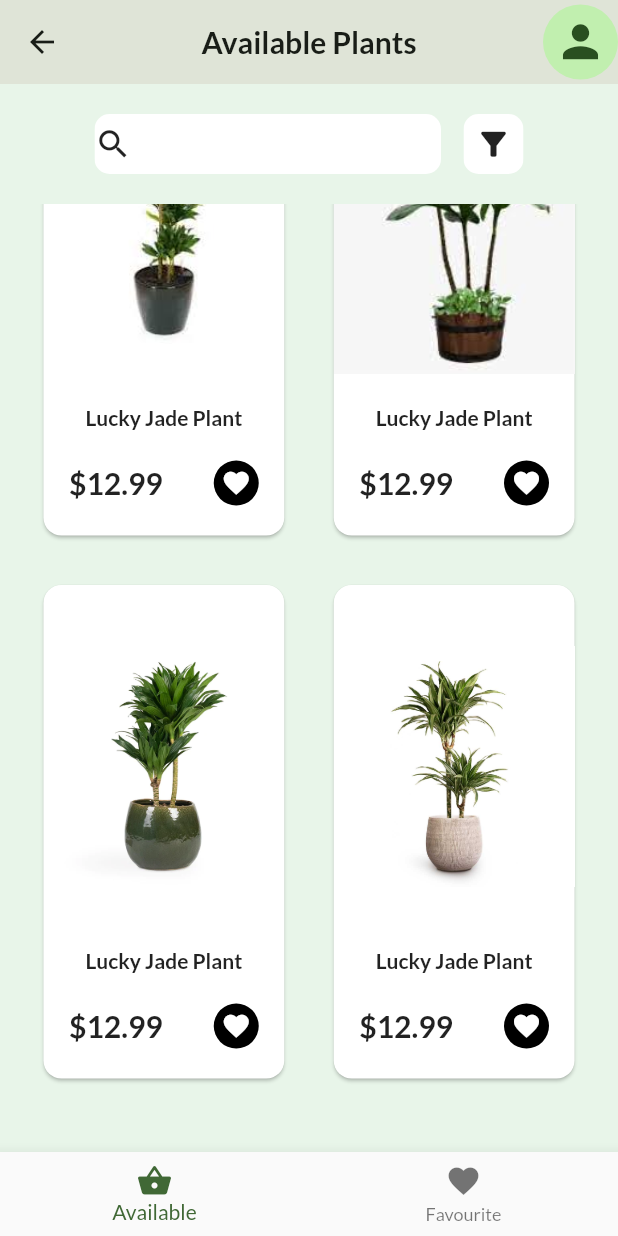
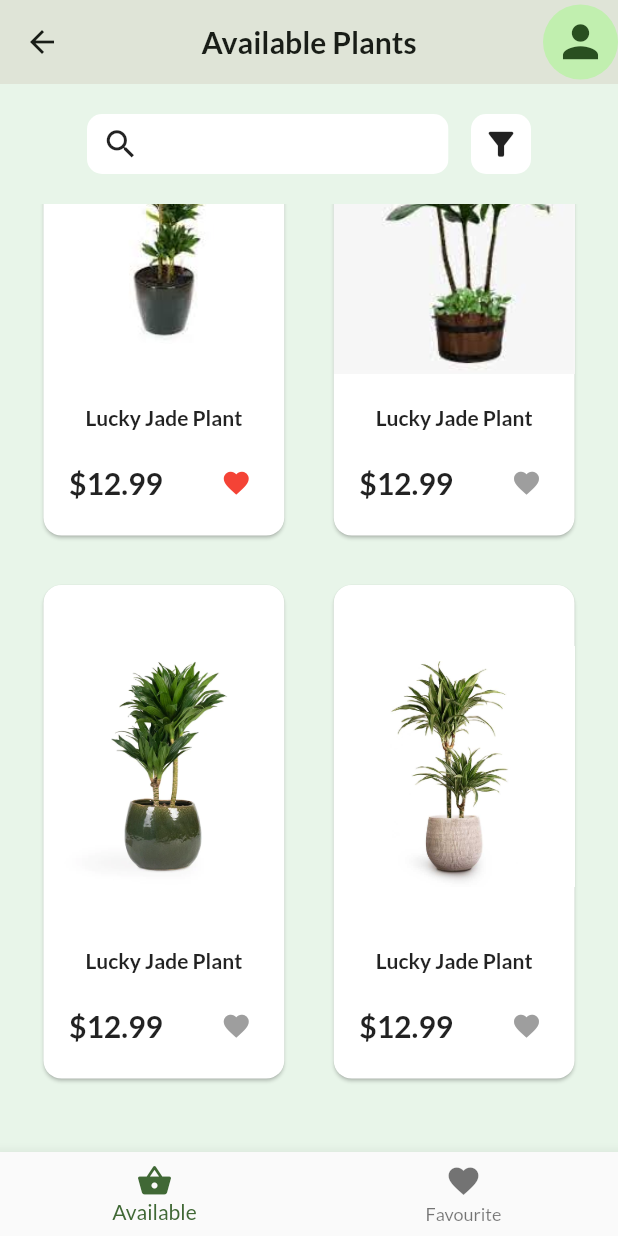
Before and after one commit to shahroz-dev/ui_challenge, a Flutter app: the PlantsScreen screen opened directly, scrolled down 499 dp, after a tap on the "favorite" icon, on a phone screen of 412 x 824 dp. Run offline on Flutter 3.47's test engine with Material 2 defaults, Android fonts, the phone set to English and light mode, and no system bars; our stand-ins replace carousel_slider, flutter_riverpod, google_fonts, smooth_page_indicator.

Commit message:
updated ui

```diff
--- a/lib/data/plants_data.dart
+++ b/lib/data/plants_data.dart
@@ -1,6 +1,6 @@
 import 'package:ui_challenge_heyflutter/model/plant.dart';
 
-const availablePlant = [
+final availablePlant = [
   Plant(
     name: "Lucky Jade Plant",
     height: "30 - 40 cm",
--- a/lib/model/plant.dart
+++ b/lib/model/plant.dart
@@ -1,3 +1,7 @@
+import 'package:uuid/uuid.dart';
+
+const uuid = Uuid();
+
 class Plant {
   final String name;
   final String height;
@@ -5,12 +9,14 @@ class Plant {
   final double price;
   final String pot;
   final String image;
-  const Plant({
+  final String id;
+  Plant({
     required this.name,
     required this.height,
     required this.temperature,
     required this.price,
     required this.pot,
     required this.image,
-  });
+    id,
+  }) : id = uuid.v4();
 }
--- a/lib/providers/favourite_plants_provider.dart
+++ b/lib/providers/favourite_plants_provider.dart
@@ -4,8 +4,14 @@ import 'package:ui_challenge_heyflutter/model/plant.dart';
 class FavouritePlantsNotifier extends StateNotifier<List<Plant>> {
   FavouritePlantsNotifier() : super(const []);
 
-  void addPlant(Plant plant) {
-    state = [plant, ...state];
+  set plantFavouriteStatus(Plant plant) {
+    final isPlantFavourite = state.contains(plant);
+
+    if (isPlantFavourite) {
+      state = [...state.where((element) => element.id != plant.id).toList()];
+    } else {
+      state = [plant, ...state];
+    }
   }
 
   List<Plant> get data {
--- a/lib/widgets/available_plants.dart
+++ b/lib/widgets/available_plants.dart
@@ -10,6 +10,7 @@ class AvailablePlant extends ConsumerWidget {
   @override
   Widget build(BuildContext context, WidgetRef ref) {
     final availablePlants = ref.read(availablePlantsProvider);
+    final favouritePlantStatus = ref.watch(favouritePlantProvider);
     return Column(
       children: [
         const SizedBox(
@@ -31,6 +32,9 @@ class AvailablePlant extends ConsumerWidget {
                 color: Theme.of(context).colorScheme.onPrimary,
                 child: Row(
                   children: [
+                    const SizedBox(
+                      width: 10,
+                    ),
                     const Icon(
                       Icons.search,
                       size: 25,
@@ -137,17 +141,19 @@ class AvailablePlant extends ConsumerWidget {
                               InkWell(
                                 onTap: () {
                                   ref
-                                      .read(favouritePlantProvider.notifier)
-                                      .addPlant(
-                                        availablePlants[index],
-                                      );
+                                          .read(favouritePlantProvider.notifier)
+                                          .plantFavouriteStatus =
+                                      availablePlants[index];
                                 },
-                                child: const CircleAvatar(
+                                child: CircleAvatar(
                                   radius: 15,
-                                  backgroundColor: Colors.black,
+                                  backgroundColor: Colors.transparent,
                                   child: Icon(
                                     Icons.favorite_outlined,
-                                    color: Colors.white,
+                                    color: favouritePlantStatus
+                                            .contains(availablePlants[index])
+                                        ? Colors.red
+                                        : Colors.grey,
                                     size: 20,
                                   ),
                                 ),
--- a/pubspec.yaml
+++ b/pubspec.yaml
@@ -39,6 +39,7 @@ dependencies:
   carousel_slider: ^4.2.1
   smooth_page_indicator: ^1.1.0
   flutter_riverpod: ^2.4.4
+  uuid: ^4.1.0
 
 dev_dependencies:
   flutter_test:
```
Also changed, not shown: lib/widgets/favourite_plant.dart (+19 -8 lines), pubspec.lock.
